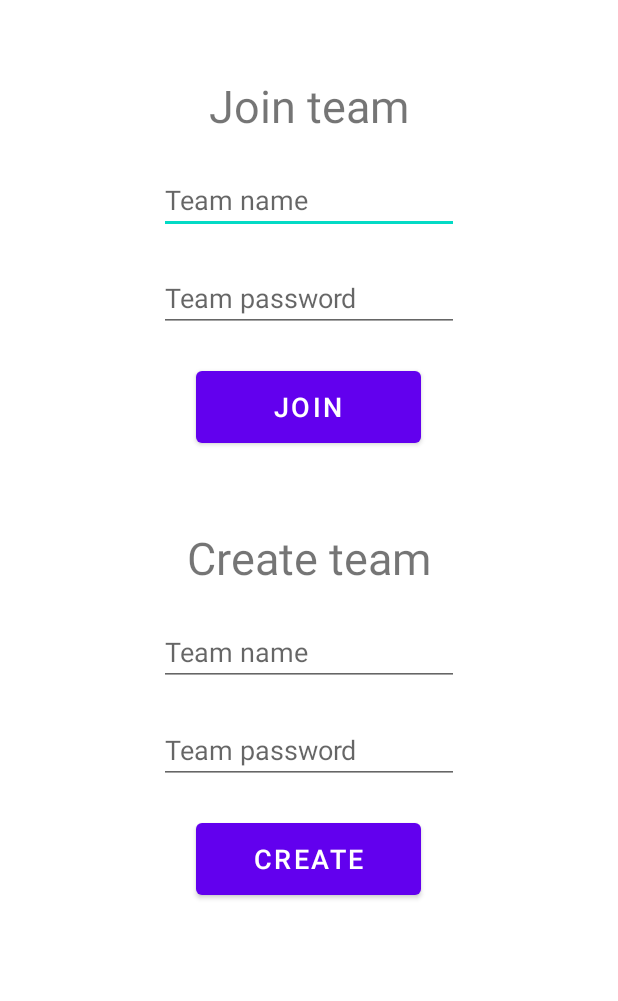
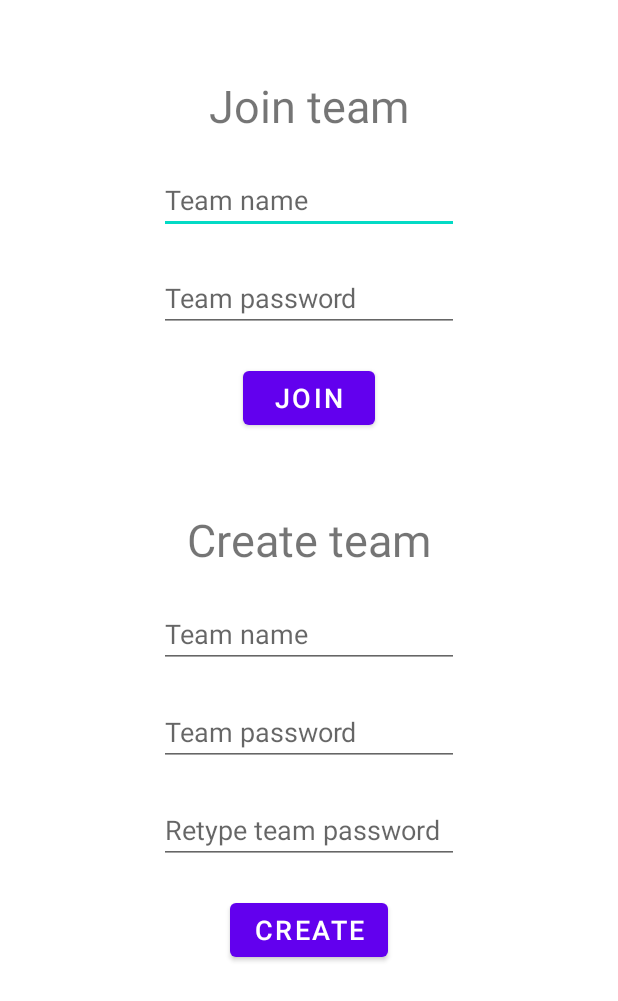
Before and after one commit to pavikaa/ORWMA_Projekt, an Android app: the TeamManager screen opened directly, with no data from a screen before it, on a phone screen of 412 x 824 dp. Shown: the top 1001 px of the screen. Run offline under Robolectric (Android 15) with nearby library versions, the phone set to English and light mode, and no system bars; our stand-ins replace Firebase (no records; nobody signed in at launch, a user with empty details on screens opened directly).

Commit message:
Update various classes, implement fixes and new features.

```diff
--- a/Android/app/src/main/java/com/markopavicic/orwma_projekt/StatsFragment.java
+++ b/Android/app/src/main/java/com/markopavicic/orwma_projekt/StatsFragment.java
@@ -47,6 +47,7 @@ public class StatsFragment extends Fragment implements View.OnClickListener {
 
     @Override
     public View onCreateView(LayoutInflater inflater, ViewGroup container, Bundle savedInstanceState) {
+        setupPieChart();
         return inflater.inflate(R.layout.stats_fragment, container, false);
     }
 
@@ -58,8 +59,6 @@ public class StatsFragment extends Fragment implements View.OnClickListener {
         pcGamesToWin = (PieChart) view.findViewById(R.id.pcGamesToWin);
         ViewPagerActivity activity = (ViewPagerActivity) getActivity();
         teamName = activity.getChosenTeamName();
-        setupPieChart();
-
     }
 
     private void setupPieChart() {
@@ -99,7 +98,6 @@ public class StatsFragment extends Fragment implements View.OnClickListener {
     }
 
     private void fillPieChart() {
-
         ArrayList<PieEntry> pieWins = new ArrayList<>();
         ArrayList<PieEntry> pieGames = new ArrayList<>();
         ArrayList<PieEntry> pieGamesToWin = new ArrayList<>();
@@ -113,7 +111,7 @@ public class StatsFragment extends Fragment implements View.OnClickListener {
         for (int i = 0; i < playerGames.size(); i++) {
             if (playerGames.get(i) != 0)
                 typeAmountMapGames.put(playerNames.get(i), (Integer) playerGames.get(i));
-            if (playerWins.get(i) != 0) {
+            if (playerWins.get(i) != 0 && playerGames.get(i) != 0) {
                 typeAmountMapWins.put(playerNames.get(i), (Integer) playerWins.get(i));
                 typeAmountMapGamesToWin.put(playerNames.get(i), (Integer) 100 * playerWins.get(i) / playerGames.get(i));
             }
--- a/Android/app/src/main/java/com/markopavicic/orwma_projekt/TeamManager.java
+++ b/Android/app/src/main/java/com/markopavicic/orwma_projekt/TeamManager.java
@@ -27,7 +27,7 @@ public class TeamManager extends AppCompatActivity implements View.OnClickListen
     DatabaseReference reference;
     List<String> teamNames;
     Button btnJoin, btnCreate;
-    EditText etPassword, etNewTeamName, etNewTeamPassword, etAvailable;
+    EditText etPassword, etNewTeamName, etNewTeamPassword, etAvailable,etNewTeamPasswordRetype;
 
     @Override
     protected void onCreate(Bundle savedInstanceState) {
@@ -42,6 +42,7 @@ public class TeamManager extends AppCompatActivity implements View.OnClickListen
         etPassword = findViewById(R.id.etJoinTeamPassword);
         etNewTeamName = findViewById(R.id.etCreateTeam);
         etNewTeamPassword = findViewById(R.id.etCreateTeamPassword);
+        etNewTeamPasswordRetype = findViewById(R.id.etCreateTeamRetypePassword);
         etAvailable = findViewById(R.id.availableTeamsTV);
         btnJoin = findViewById(R.id.btnJoin);
         btnCreate = findViewById(R.id.btnCreate);
@@ -56,7 +57,15 @@ public class TeamManager extends AppCompatActivity implements View.OnClickListen
                 joinTeam(etPassword.getText().toString().trim());
                 break;
             case R.id.btnCreate:
+                if(etNewTeamPassword.getText().toString().equals(etNewTeamPasswordRetype.getText().toString()))
                 createTeam(etNewTeamName.getText().toString().trim(), etNewTeamPassword.getText().toString().trim());
+                else
+                    {
+                        etNewTeamPassword.setError(getString(R.string.errorPasswordMissmatch));
+                        etNewTeamPasswordRetype.setError(getString(R.string.errorPasswordMissmatch));
+                        etNewTeamPassword.requestFocus();
+                        etNewTeamPasswordRetype.requestFocus();
+                }
                 break;
         }
     }
--- a/Android/app/src/main/java/com/markopavicic/orwma_projekt/ViewPagerActivity.java
+++ b/Android/app/src/main/java/com/markopavicic/orwma_projekt/ViewPagerActivity.java
@@ -22,8 +22,8 @@ public class ViewPagerActivity extends AppCompatActivity {
         setContentView(R.layout.activity_view_pager);
         initViews();
         setUpPager();
-        chosenPlayers = getIntent().getStringArrayListExtra("ChosenPlayers");
-        chosenTeamName = getIntent().getStringExtra("teamName");
+        chosenPlayers = getIntent().getStringArrayListExtra("chosenPlayers");
+        chosenTeamName = getIntent().getStringExtra("chosenTeamName");
         Bundle bundle = new Bundle();
         bundle.putStringArrayList("chosenPlayers", chosenPlayers);
         AddGameDataFragment add = new AddGameDataFragment();
--- a/Android/app/src/main/res/layout/activity_choose_players.xml
+++ b/Android/app/src/main/res/layout/activity_choose_players.xml
@@ -12,7 +12,8 @@
         android:text="@string/choose_players"
         android:layout_centerHorizontal="true"
         android:layout_marginTop="50dp"
-        android:textSize="30sp"/>
+        android:textSize="30sp"
+        />
     <ListView
         android:id="@+id/playersList"
         android:layout_below="@id/tvChoosePlayers"
@@ -23,7 +24,7 @@
         android:layout_above="@id/btnDone"/>
     <Button
         android:id="@+id/btnDone"
-        android:layout_width="130dp"
+        android:layout_width="wrap_content"
         android:layout_height="wrap_content"
         android:layout_alignParentBottom="true"
         android:layout_centerHorizontal="true"
--- a/Android/app/src/main/res/layout/activity_choose_team.xml
+++ b/Android/app/src/main/res/layout/activity_choose_team.xml
@@ -22,8 +22,8 @@
     <Button
         android:id="@+id/btnChoose"
         android:layout_centerHorizontal="true"
-        android:layout_width="150dp"
-        android:layout_height="60dp"
+        android:layout_width="wrap_content"
+        android:layout_height="wrap_content"
         android:layout_marginTop="250dp"
         android:text="@string/choose"
         android:textSize="18sp"
--- a/Android/app/src/main/res/layout/activity_login.xml
+++ b/Android/app/src/main/res/layout/activity_login.xml
@@ -28,8 +28,8 @@
     <Button
         android:id="@+id/btnSignIn"
         android:layout_centerHorizontal="true"
-        android:layout_width="150dp"
-        android:layout_height="60dp"
+        android:layout_width="wrap_content"
+        android:layout_height="wrap_content"
         android:layout_marginTop="20dp"
         android:text="@string/sign_in"
         android:textSize="18sp"
--- a/Android/app/src/main/res/layout/activity_register_user.xml
+++ b/Android/app/src/main/res/layout/activity_register_user.xml
@@ -47,8 +47,8 @@
     <Button
         android:id="@+id/btnRegister"
         android:layout_centerHorizontal="true"
-        android:layout_width="150dp"
-        android:layout_height="60dp"
+        android:layout_width="wrap_content"
+        android:layout_height="wrap_content"
         android:layout_marginTop="20dp"
         android:text="@string/register"
         android:textSize="18sp"
--- a/Android/app/src/main/res/layout/activity_team_manager.xml
+++ b/Android/app/src/main/res/layout/activity_team_manager.xml
@@ -36,8 +36,8 @@
     <Button
         android:id="@+id/btnJoin"
         android:layout_centerHorizontal="true"
-        android:layout_width="150dp"
-        android:layout_height="60dp"
+        android:layout_width="wrap_content"
+        android:layout_height="wrap_content"
         android:layout_marginTop="20dp"
         android:text="@string/join"
         android:textSize="18sp"
@@ -69,14 +69,23 @@
         android:layout_marginTop="20dp"
         android:hint="@string/team_password"
         android:inputType="textPassword"/>
+    <EditText
+        android:id="@+id/etCreateTeamRetypePassword"
+        android:layout_width="200dp"
+        android:layout_height="wrap_content"
+        android:layout_below="@id/etCreateTeamPassword"
+        android:layout_centerHorizontal="true"
+        android:layout_marginTop="20dp"
+        android:hint="@string/retype_team_password"
+        android:inputType="textPassword"/>
     <Button
         android:id="@+id/btnCreate"
         android:layout_centerHorizontal="true"
-        android:layout_width="150dp"
-        android:layout_height="60dp"
+        android:layout_width="wrap_content"
+        android:layout_height="wrap_content"
         android:layout_marginTop="20dp"
         android:text="@string/create"
         android:textSize="18sp"
-        android:layout_below="@id/etCreateTeamPassword"/>
+        android:layout_below="@id/etCreateTeamRetypePassword"/>
 
 </RelativeLayout>
--- a/Android/app/src/main/res/values/strings.xml
+++ b/Android/app/src/main/res/values/strings.xml
@@ -38,4 +38,6 @@
     <string name="toastDataAdded">Data added successfully</string>
     <string name="welcomeSplash">Welcome\u0020</string>
     <string name="welcomeSplashAlternative">Welcome Player</string>
+    <string name="retype_team_password">Retype team password</string>
+    <string name="choose_again">Choose again</string>
 </resources>
```
Also changed, not shown: Android/app/src/main/java/com/markopavicic/orwma_projekt/AddGameDataFragment.java (+17 -0 lines), Android/app/src/main/java/com/markopavicic/orwma_projekt/ChoosePlayers.java (+10 -10 lines), Android/app/src/main/java/com/markopavicic/orwma_projekt/ChooseTeam.java (+6 -6 lines), Android/app/src/main/java/com/markopavicic/orwma_projekt/DataAddedSplash.java (+11 -3 lines), Android/app/src/main/res/layout/add_game_data_fragment.xml (+14 -3 lines), 1 other file.
